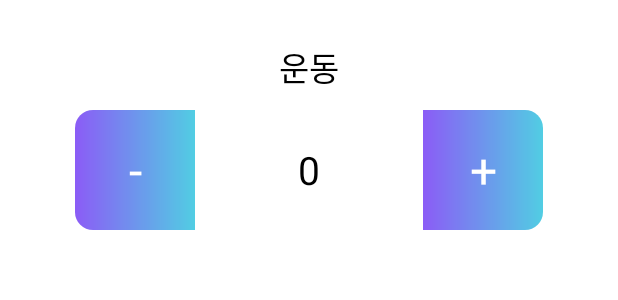
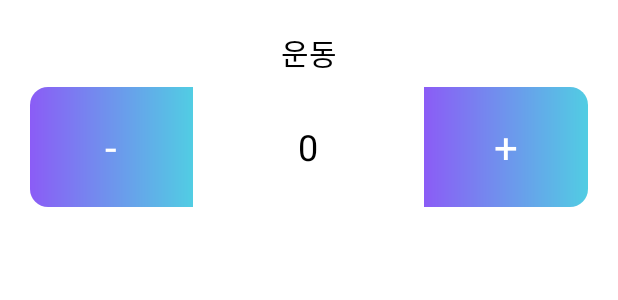
Before and after one commit to LibrumLego/Clicker, an Android app: the layout item_counter.xml on its own in the app's theme, with its tools: preview values and no code run, on a phone screen of 412 x 824 dp. Shown: the top 300 px of the screen. Run offline under Robolectric (Android 15) with nearby library versions, the phone set to English and light mode, and no system bars.

```diff
--- a/app/src/main/res/layout/item_counter.xml
+++ b/app/src/main/res/layout/item_counter.xml
@@ -4,59 +4,65 @@
     android:layout_width="match_parent"
     android:layout_height="wrap_content"
     android:orientation="vertical"
-    android:layout_margin="16dp"
-    android:padding="12dp"
+    android:layout_margin="12dp"
+    android:padding="8dp"
     android:background="#FFFFFF">
 
+    <!-- 아이템 이름 -->
     <TextView
         android:id="@+id/itemName"
         android:layout_width="match_parent"
         android:layout_height="wrap_content"
         android:text="운동"
-        android:textSize="22sp"
+        android:textSize="20sp"
         android:textColor="#000000"
         android:gravity="center"
-        android:layout_marginBottom="12dp"/>
+        android:layout_marginBottom="8dp"/>
 
-    <RelativeLayout
+    <!-- 버튼과 값 영역 -->
+    <LinearLayout
         android:layout_width="match_parent"
-        android:layout_height="wrap_content"
+        android:layout_height="80dp"
+        android:orientation="horizontal"
         android:gravity="center">
 
+        <!-- - 버튼 -->
         <TextView
             android:id="@+id/btnMinus"
-            android:layout_width="80dp"
-            android:layout_height="80dp"
+            android:layout_width="0dp"
+            android:layout_height="match_parent"
+            android:layout_weight="1"
             android:gravity="center"
             android:text="-"
-            android:textSize="32sp"
+            android:textSize="28sp"
             android:textColor="@android:color/white"
             android:background="@drawable/bg_button_gradient_left"/>
 
+        <!-- 값 -->
         <TextView
             android:id="@+id/itemValue"
-            android:layout_width="120dp"
-            android:layout_height="80dp"
-            android:layout_toEndOf="@id/btnMinus"
-            android:layout_marginStart="16dp"
+            android:layout_width="0dp"
+            android:layout_height="match_parent"
+            android:layout_weight="1.2"
+            android:layout_marginHorizontal="12dp"
             android:gravity="center"
             android:text="0"
-            android:textSize="26sp"
+            android:textSize="24sp"
             android:textColor="#000000"
             android:background="@drawable/bg_edittext_border"
             android:clickable="true"
             android:focusable="true"/>
 
+        <!-- + 버튼 -->
         <TextView
             android:id="@+id/btnPlus"
-            android:layout_width="80dp"
-            android:layout_height="80dp"
-            android:layout_toEndOf="@id/itemValue"
-            android:layout_marginStart="16dp"
+            android:layout_width="0dp"
+            android:layout_height="match_parent"
+            android:layout_weight="1"
             android:gravity="center"
             android:text="+"
-            android:textSize="32sp"
+            android:textSize="28sp"
             android:textColor="@android:color/white"
             android:background="@drawable/bg_button_gradient_right"/>
-    </RelativeLayout>
+    </LinearLayout>
 </LinearLayout>
```
Also changed, not shown: app/src/main/java/com/clicker/MainActivity.kt (+15 -6 lines), app/src/main/res/layout/activity_main.xml (+19 -13 lines).
